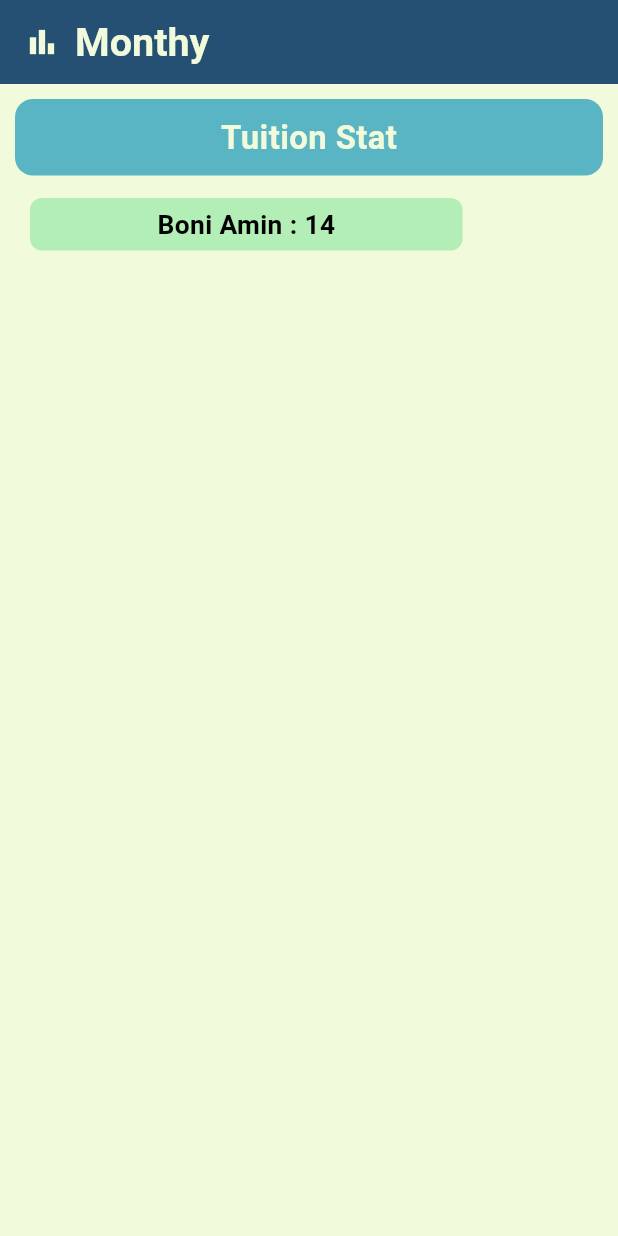
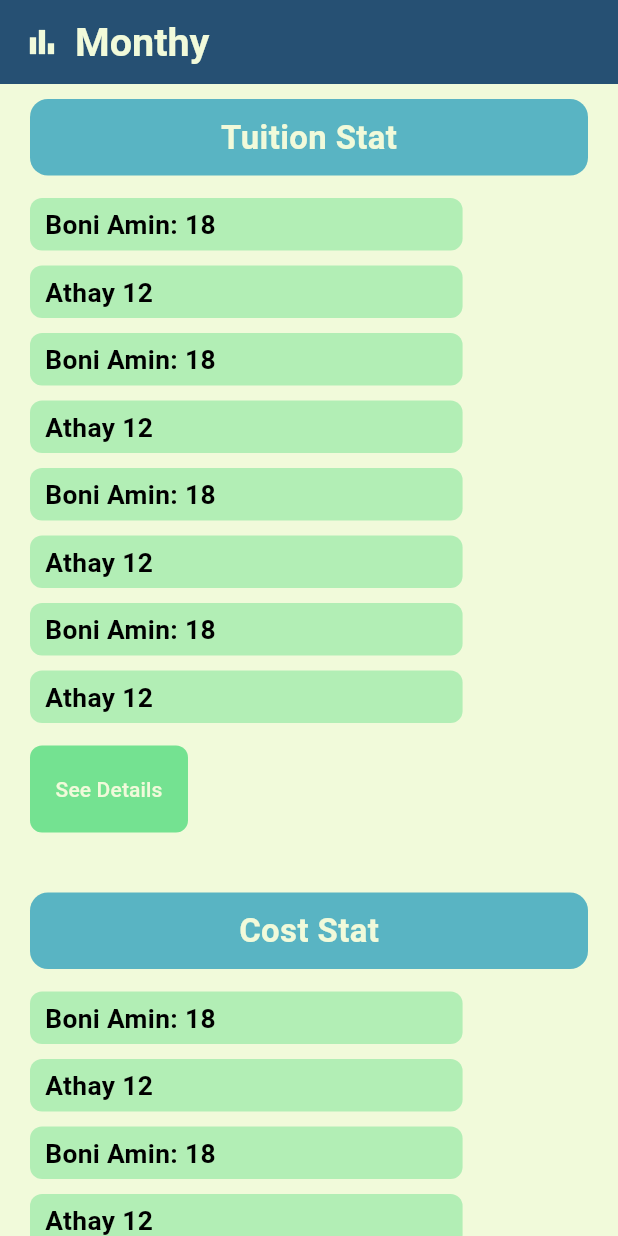
Before and after one commit to fahimmahmud618/Monthy_Tracker, a Flutter app: the screen it shows after launch, on a phone screen of 412 x 824 dp. Run offline on Flutter 3.47's test engine with Material 3 defaults, Android fonts, the phone set to English and light mode, and no system bars.

Commit message:
home page complete without route

```diff
--- a/lib/Pages/home_page.dart
+++ b/lib/Pages/home_page.dart
@@ -1,5 +1,6 @@
 import 'package:flutter/material.dart';
 import 'package:monthy_tracker/Styles.dart';
+import 'package:monthy_tracker/Widgets/action_button.dart';
 import 'package:monthy_tracker/Widgets/appbar.dart';
 import 'package:monthy_tracker/Widgets/heading_title_bar.dart';
 import 'package:monthy_tracker/Widgets/stat_info_showbar.dart';
@@ -12,19 +13,45 @@ class HomePage extends StatefulWidget {
 }
 
 class _HomePageState extends State<HomePage> {
+
+  List<String> statData = [
+    "Boni Amin: 18", "Athay 12",
+    "Boni Amin: 18", "Athay 12",
+    "Boni Amin: 18", "Athay 12",
+    "Boni Amin: 18", "Athay 12",
+  ];
+
+  void go_to_tuition_page(){
+    // TODO
+    print("tuition page triggered");
+  }
+
+  void go_to_cost_page(){
+    // TODO
+    print("cost page triggered");
+  }
   @override
   Widget build(BuildContext context) {
     return SafeArea(child: Scaffold(
       appBar: appBar(context),
-      body: Container(
+      body: SingleChildScrollView(
+        child: Container(
           color: colorWhite,
           child: Column(
             crossAxisAlignment: CrossAxisAlignment.start,
             children: [
               HeadingTitleBar(context, "Tuition Stat"),
-            StatInfoShowBar(context, "Boni Amin : 14")
+              for(String data in statData)
+                StatInfoShowBar(context, data),
+              ActionButton(context, "See Details", go_to_tuition_page),
+              SizedBox(height: 20,),
+              HeadingTitleBar(context, "Cost Stat"),
+              for(String data in statData)
+                StatInfoShowBar(context, data),
+              ActionButton(context, "See Details", go_to_cost_page),
             ],
           )
+        ),
       ),
     ));
   }
--- /dev/null
+++ b/lib/Widgets/action_button.dart
@@ -0,0 +1,21 @@
+
+import 'package:flutter/material.dart';
+import 'package:monthy_tracker/Styles.dart';
+
+Widget ActionButton(BuildContext context, String text, action){
+  return Container(
+    margin: EdgeInsets.fromLTRB(20, 10, 20, 10),
+    padding: EdgeInsets.all(5),
+    decoration: BoxDecoration(
+      color: color3,
+      borderRadius: BorderRadius.circular(8),
+    ),
+    child: TextButton(
+      onPressed: action,
+      child: Text(
+          text,
+          style: TextStyle(color: colorWhite),
+      ),
+    ),
+  );
+}
--- a/lib/Widgets/heading_title_bar.dart
+++ b/lib/Widgets/heading_title_bar.dart
@@ -4,7 +4,7 @@ import 'package:monthy_tracker/Styles.dart';
 
 Widget HeadingTitleBar(BuildContext context, String title){
   return Container(
-    margin: EdgeInsets.fromLTRB(10, 10, 10, 10),
+    margin: EdgeInsets.fromLTRB(20, 10, 20, 10),
     padding: EdgeInsets.fromLTRB(10, 10, 10, 10),
     decoration: BoxDecoration(
       borderRadius: BorderRadius.circular(12),
--- a/lib/Widgets/stat_info_showbar.dart
+++ b/lib/Widgets/stat_info_showbar.dart
@@ -11,7 +11,7 @@ Widget StatInfoShowBar(BuildContext context, String text){
         borderRadius: BorderRadius.circular(8),
         color: color3.withOpacity(0.5)
     ),
-    alignment: AlignmentDirectional.center,
+    alignment: AlignmentDirectional.centerStart,
     child: Text(
       text,
       style: TextStyle(
```
Lines whose indentation alone changed are shown as unchanged.
